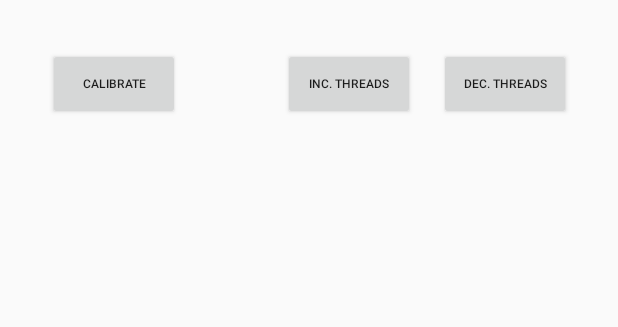
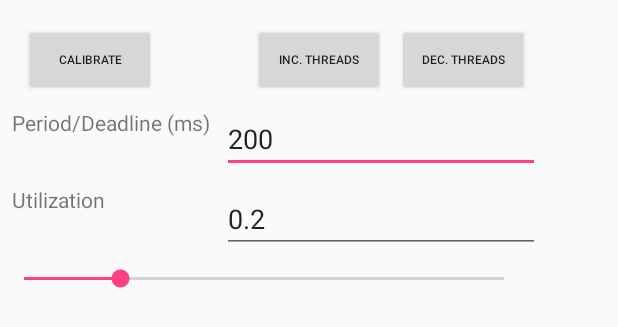
Before and after one commit to balsini/RTApp, an Android app: the layout activity_main.xml on its own in the app's theme, with its tools: preview values and no code run, on a phone screen of 412 x 824 dp. Shown: the top 327 px of the screen. Run offline under Robolectric (Android 15) with nearby library versions, the phone set to English and light mode, and no system bars.

Commit message:
Removed useless IntentServiceWorker, added functionalities to define period and utilization of each new created thread

```diff
--- a/app/src/main/res/layout/activity_main.xml
+++ b/app/src/main/res/layout/activity_main.xml
@@ -7,41 +7,37 @@
     tools:context="it.sssup.retis.alessiobalsini.rtapp.MainActivity">
 
     <android.support.constraint.ConstraintLayout
-        android:layout_width="0dp"
+        android:id="@+id/constraintLayout"
+        android:layout_width="368dp"
         android:layout_height="wrap_content"
-        android:id="@+id/constraintLayout"
-        android:layout_marginLeft="16dp"
-        app:layout_constraintLeft_toLeftOf="parent"
-        android:layout_marginRight="16dp"
-        app:layout_constraintRight_toRightOf="parent"
+        tools:layout_editor_absoluteX="8dp"
         app:layout_constraintTop_toTopOf="parent"
-        android:layout_marginTop="16dp"
-        app:layout_constraintHorizontal_bias="0.0">
+        android:layout_marginTop="8dp">
 
-        <Space
-            android:layout_width="wrap_content"
+        <TextView
+            android:id="@+id/textView2"
+            android:layout_width="0dp"
             android:layout_height="wrap_content"
-            app:layout_constraintLeft_toRightOf="@+id/button_calibrate"
-            android:layout_marginLeft="16dp"
-            app:layout_constraintRight_toLeftOf="@+id/button_inc_threads"
-            android:layout_marginRight="16dp"
-            app:layout_constraintTop_toTopOf="parent"
-            android:layout_marginTop="16dp"
-            app:layout_constraintBottom_toBottomOf="parent"
-            android:layout_marginBottom="16dp" />
+            android:layout_marginLeft="8dp"
+            android:layout_marginStart="8dp"
+            android:layout_marginTop="8dp"
+            android:text="Utilization"
+            app:layout_constraintHorizontal_bias="0.0"
+            app:layout_constraintLeft_toLeftOf="parent"
+            app:layout_constraintRight_toRightOf="@+id/textView"
+            app:layout_constraintTop_toBottomOf="@+id/periodValue" />
 
         <Button
             android:id="@+id/button_inc_threads"
             android:layout_width="wrap_content"
             android:layout_height="wrap_content"
-            android:layout_marginStart="16dp"
+            android:layout_marginEnd="8dp"
+            android:layout_marginRight="8dp"
             android:onClick="increase_threads"
             android:text="@string/increase_threads"
             android:textSize="8sp"
             app:layout_constraintRight_toLeftOf="@+id/button_dec_threads"
-            android:layout_marginRight="16dp"
-            app:layout_constraintTop_toTopOf="@+id/button_calibrate"
-            android:layout_marginTop="0dp" />
+            app:layout_constraintTop_toTopOf="@+id/button_calibrate" />
 
         <Button
             android:id="@+id/button_calibrate"
@@ -49,7 +45,7 @@
             android:layout_height="wrap_content"
             android:layout_marginLeft="16dp"
             android:layout_marginStart="16dp"
-            android:layout_marginTop="16dp"
+            android:layout_marginTop="8dp"
             android:onClick="calibrate"
             android:text="@string/calibrate"
             android:textSize="8sp"
@@ -61,13 +57,58 @@
             android:layout_width="wrap_content"
             android:layout_height="wrap_content"
             android:layout_marginEnd="15dp"
-            android:layout_marginRight="14dp"
+            android:layout_marginRight="15dp"
             android:onClick="decrease_threads"
             android:text="@string/decrease_threads"
             android:textSize="8sp"
             app:layout_constraintRight_toRightOf="parent"
-            app:layout_constraintTop_toTopOf="@+id/button_inc_threads"
-            android:layout_marginTop="0dp" />
+            app:layout_constraintTop_toTopOf="@+id/button_inc_threads" />
+
+        <EditText
+            android:id="@+id/periodValue"
+            android:layout_width="0dp"
+            android:layout_height="43dp"
+            android:layout_marginEnd="8dp"
+            android:layout_marginLeft="8dp"
+            android:layout_marginRight="8dp"
+            android:layout_marginStart="8dp"
+            android:ems="10"
+            android:inputType="numberDecimal"
+            android:text="200"
+            app:layout_constraintLeft_toRightOf="@+id/textView"
+            app:layout_constraintRight_toRightOf="parent"
+            app:layout_constraintTop_toTopOf="@+id/textView" />
+
+        <TextView
+            android:id="@+id/textView"
+            android:layout_width="wrap_content"
+            android:layout_height="wrap_content"
+            android:layout_marginLeft="7dp"
+            android:layout_marginStart="8dp"
+            android:layout_marginTop="8dp"
+            android:text="Period/Deadline (ms)"
+            app:layout_constraintLeft_toLeftOf="parent"
+            app:layout_constraintTop_toBottomOf="@+id/button_calibrate" />
+
+        <EditText
+            android:id="@+id/utilizationValue"
+            android:layout_width="0dp"
+            android:layout_height="wrap_content"
+            android:ems="10"
+            android:inputType="numberDecimal"
+            android:text="0.2"
+            app:layout_constraintLeft_toLeftOf="@+id/periodValue"
+            app:layout_constraintRight_toRightOf="@+id/periodValue"
+            app:layout_constraintTop_toTopOf="@+id/textView2" />
+
+        <SeekBar
+            android:id="@+id/utilizationSeekBar"
+            android:layout_width="352dp"
+            android:layout_height="wrap_content"
+            android:layout_marginTop="8dp"
+            android:progress="20"
+            app:layout_constraintTop_toBottomOf="@+id/utilizationValue"
+            tools:layout_editor_absoluteX="8dp" />
 
     </android.support.constraint.ConstraintLayout>
 
@@ -77,15 +118,16 @@
         android:layout_height="0dp"
         android:layout_marginLeft="16dp"
         android:layout_marginRight="16dp"
-        android:layout_marginTop="16dp"
         android:scrollbars="vertical"
         app:layout_constraintLeft_toLeftOf="parent"
         app:layout_constraintRight_toRightOf="parent"
-        app:layout_constraintTop_toBottomOf="@+id/constraintLayout"
         app:layout_constraintBottom_toBottomOf="parent"
         android:layout_marginBottom="16dp"
-        app:layout_constraintHorizontal_bias="0.0"
-        app:layout_constraintVertical_bias="0.503">
+        app:layout_constraintHorizontal_bias="0.1"
+        android:layout_marginStart="16dp"
+        android:layout_marginEnd="16dp"
+        android:layout_marginTop="8dp"
+        app:layout_constraintTop_toBottomOf="@+id/constraintLayout">
 
         <LinearLayout
             android:layout_width="match_parent"
```
Also changed, not shown: app/src/main/java/it/sssup/retis/alessiobalsini/rtapp/IntentServiceWorker.java (deleted, +0 -8 lines), app/src/main/java/it/sssup/retis/alessiobalsini/rtapp/MainActivity.java (+53 -7 lines), app/src/main/java/it/sssup/retis/alessiobalsini/rtapp/TimerTaskWorker.java (+24 -20 lines).
